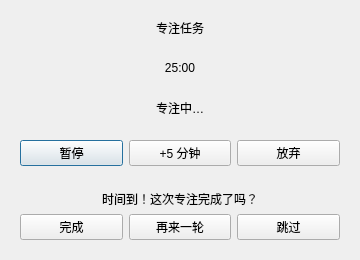
zengxiangfu1985/ToDoList, file src/ui/focus_session_dialog.ui: the form before one commit.
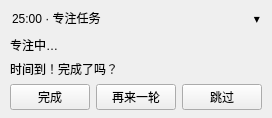
The form after the commit. The open tabs and pages were chosen to show the change.

Commit message: v1.0.9，增加focus 25,番茄时钟功能

```diff
--- a/src/ui/focus_session_dialog.ui
+++ b/src/ui/focus_session_dialog.ui
@@ -5,49 +5,116 @@
   <property name="windowTitle">
    <string>Focus 25</string>
   </property>
+  <layout class="QVBoxLayout" name="verticalLayout">
+   <property name="spacing">
+    <number>0</number>
+   </property>
+   <property name="leftMargin">
+    <number>0</number>
+   </property>
+   <property name="topMargin">
+    <number>0</number>
+   </property>
+   <property name="rightMargin">
+    <number>0</number>
+   </property>
+   <property name="bottomMargin">
+    <number>0</number>
+   </property>
+   <item>
+    <widget class="QWidget" name="collapsedBar" native="true">
   <property name="minimumSize">
    <size>
-    <width>360</width>
-    <height>260</height>
-   </size>
-  </property>
-  <layout class="QVBoxLayout" name="verticalLayout">
+       <width>0</width>
+       <height>36</height>
+      </size>
+     </property>
+     <layout class="QHBoxLayout" name="collapsedLayout">
+      <property name="spacing">
+       <number>6</number>
+      </property>
+      <property name="leftMargin">
+       <number>12</number>
+      </property>
+      <property name="topMargin">
+       <number>6</number>
+      </property>
+      <property name="rightMargin">
+       <number>12</number>
+      </property>
+      <property name="bottomMargin">
+       <number>6</number>
+      </property>
    <item>
-    <widget class="QLabel" name="labelTaskTitle">
+       <widget class="QLabel" name="labelCompact">
      <property name="text">
-      <string>专注任务</string>
-     </property>
-     <property name="wordWrap">
-      <bool>true</bool>
-     </property>
-     <property name="alignment">
-      <set>Qt::AlignCenter</set>
-     </property>
+         <string>25:00 · 专注任务</string>
+        </property>
+        <property name="cursor">
+         <cursorShape>PointingHandCursor</cursorShape>
+        </property>
     </widget>
    </item>
    <item>
-    <widget class="QLabel" name="labelCountdown">
+       <widget class="QLabel" name="labelExpandHint">
      <property name="text">
-      <string>25:00</string>
+         <string>▾</string>
      </property>
      <property name="alignment">
-      <set>Qt::AlignCenter</set>
+         <set>Qt::AlignRight|Qt::AlignVCenter</set>
      </property>
     </widget>
    </item>
+     </layout>
+    </widget>
+   </item>
+   <item>
+    <widget class="QWidget" name="expandedPanel" native="true">
+     <layout class="QVBoxLayout" name="expandedLayout">
+      <property name="spacing">
+       <number>6</number>
+      </property>
+      <property name="leftMargin">
+       <number>10</number>
+      </property>
+      <property name="topMargin">
+       <number>0</number>
+      </property>
+      <property name="rightMargin">
+       <number>10</number>
+      </property>
+      <property name="bottomMargin">
+       <number>8</number>
+      </property>
    <item>
     <widget class="QLabel" name="labelStatus">
      <property name="text">
       <string>专注中…</string>
      </property>
-     <property name="alignment">
-      <set>Qt::AlignCenter</set>
-     </property>
     </widget>
    </item>
    <item>
-    <widget class="QWidget" name="runningPanel" native="true">
+       <widget class="QStackedWidget" name="stackPanels">
+        <property name="currentIndex">
+         <number>0</number>
+        </property>
+        <widget class="QWidget" name="runningPanel">
      <layout class="QHBoxLayout" name="runningLayout">
+          <property name="spacing">
+           <number>6</number>
+          </property>
+          <property name="leftMargin">
+           <number>0</number>
+          </property>
+          <property name="topMargin">
+           <number>0</number>
+          </property>
+          <property name="rightMargin">
+           <number>0</number>
+          </property>
+          <property name="bottomMargin">
+           <number>0</number>
+          </property>
       <item>
        <widget class="QPushButton" name="btnPause">
         <property name="text">
@@ -58,7 +125,7 @@
       <item>
        <widget class="QPushButton" name="btnExtend">
         <property name="text">
-         <string>+5 分钟</string>
+             <string>+5 分</string>
         </property>
        </widget>
       </item>
@@ -71,17 +138,27 @@
       </item>
      </layout>
     </widget>
-   </item>
-   <item>
-    <widget class="QWidget" name="resultPanel" native="true">
+        <widget class="QWidget" name="resultPanel">
      <layout class="QVBoxLayout" name="resultLayout">
+          <property name="spacing">
+           <number>6</number>
+          </property>
+          <property name="leftMargin">
+           <number>0</number>
+          </property>
+          <property name="topMargin">
+           <number>0</number>
+          </property>
+          <property name="rightMargin">
+           <number>0</number>
+          </property>
+          <property name="bottomMargin">
+           <number>0</number>
+          </property>
       <item>
        <widget class="QLabel" name="labelResultHint">
         <property name="text">
-         <string>时间到！这次专注完成了吗？</string>
-        </property>
-        <property name="alignment">
-         <set>Qt::AlignCenter</set>
+             <string>时间到！完成了吗？</string>
         </property>
         <property name="wordWrap">
          <bool>true</bool>
@@ -90,6 +167,9 @@
       </item>
       <item>
        <layout class="QHBoxLayout" name="resultButtons">
+            <property name="spacing">
+             <number>6</number>
+            </property>
         <item>
          <widget class="QPushButton" name="btnComplete">
           <property name="text">
@@ -112,6 +192,10 @@
          </widget>
         </item>
        </layout>
+          </item>
+         </layout>
+        </widget>
+       </widget>
       </item>
      </layout>
     </widget>
```
Lines whose indentation alone changed are shown as unchanged. The commit also changes 13 other files.
